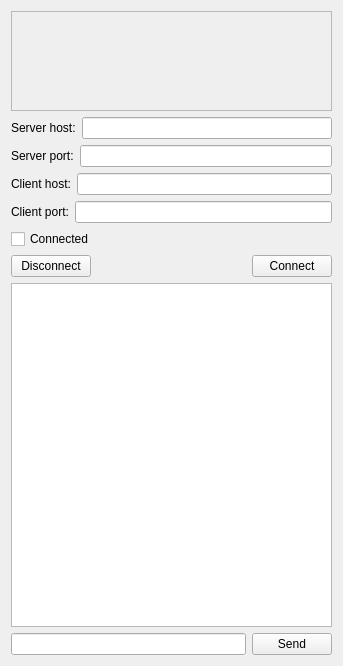
evovch/DKV_proto, file TcpClient/cls_tcpclient.ui: the form before one commit.
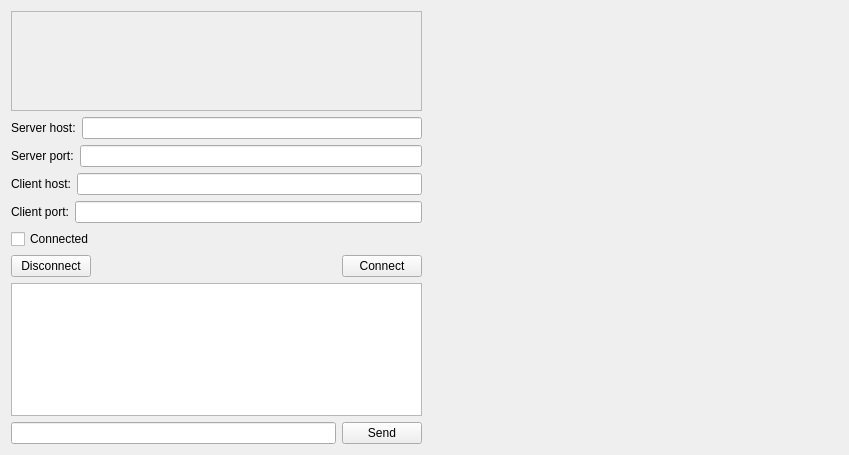
The form after the commit.

What changed in the file:
```diff
--- a/TcpClient/cls_tcpclient.ui
+++ b/TcpClient/cls_tcpclient.ui
@@ -6,13 +6,15 @@
    <rect>
     <x>0</x>
     <y>0</y>
-    <width>343</width>
-    <height>666</height>
+    <width>849</width>
+    <height>455</height>
    </rect>
   </property>
   <property name="windowTitle">
    <string>cls_tcpClient</string>
   </property>
+  <layout class="QHBoxLayout" name="horizontalLayout_8">
+   <item>
   <layout class="QVBoxLayout" name="verticalLayout">
    <item>
     <widget class="QListWidget" name="lstInterfaces">
@@ -181,6 +183,30 @@
       </widget>
      </item>
     </layout>
+     </item>
+    </layout>
+   </item>
+   <item>
+    <widget class="QLabel" name="lblImage">
+     <property name="sizePolicy">
+      <sizepolicy hsizetype="Expanding" vsizetype="Preferred">
+       <horstretch>0</horstretch>
+       <verstretch>0</verstretch>
+      </sizepolicy>
+     </property>
+     <property name="minimumSize">
+      <size>
+       <width>100</width>
+       <height>100</height>
+      </size>
+     </property>
+     <property name="text">
+      <string/>
+     </property>
+     <property name="scaledContents">
+      <bool>true</bool>
+     </property>
+    </widget>
    </item>
   </layout>
  </widget>
```
Lines whose indentation alone changed are shown as unchanged.
